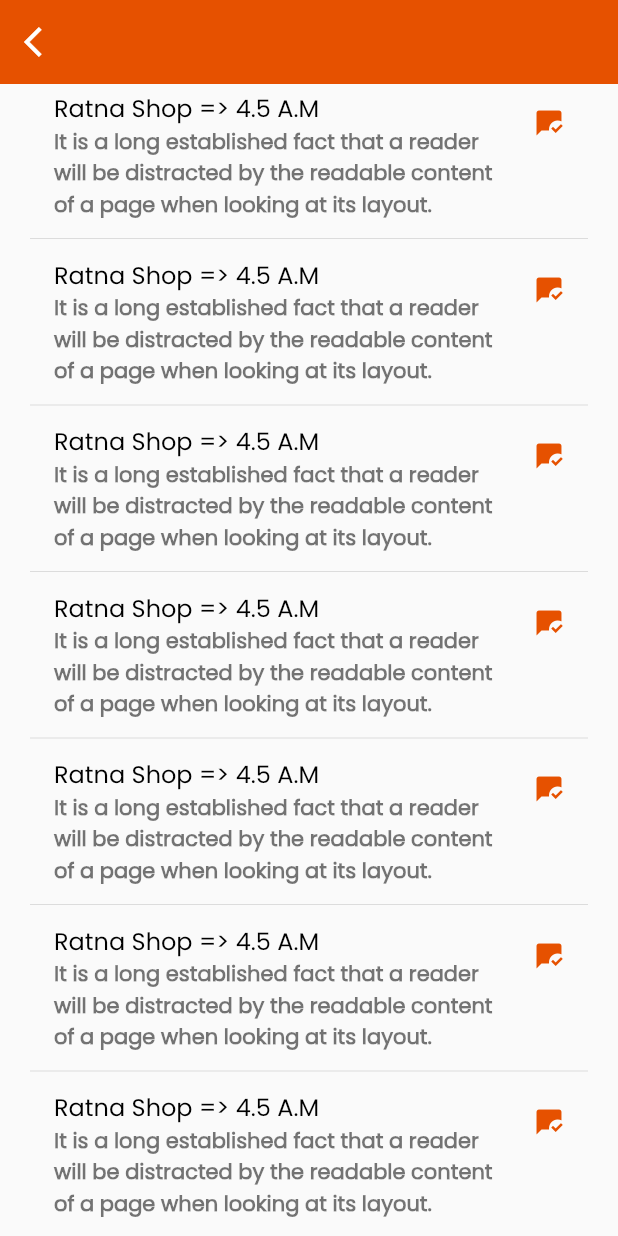
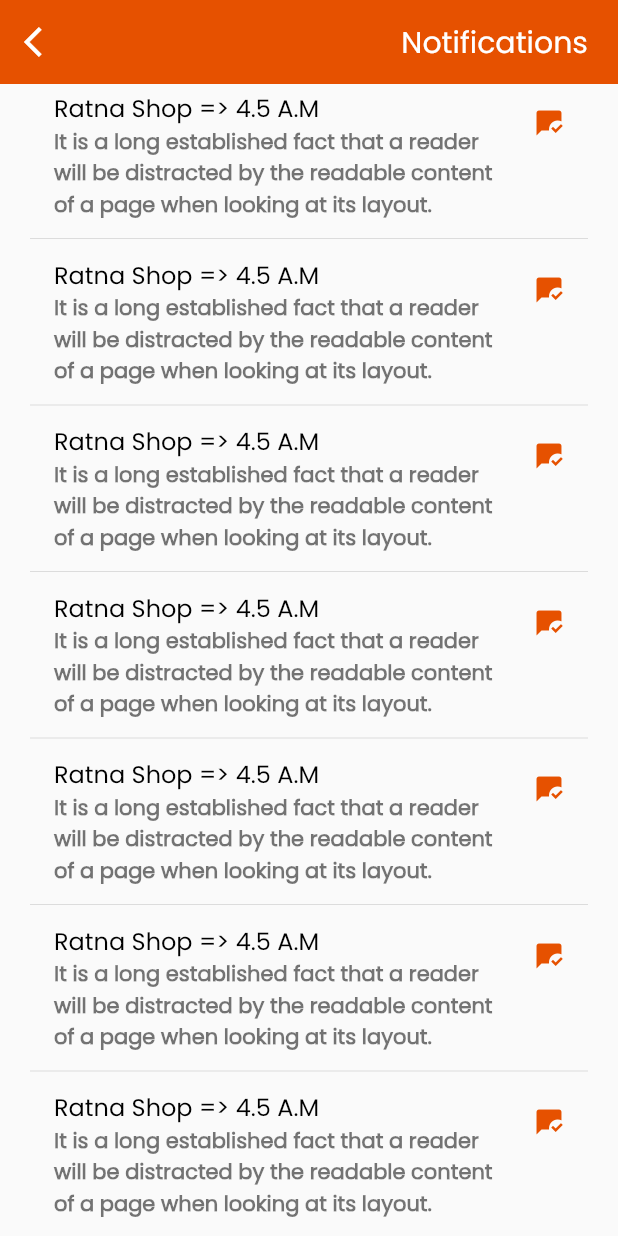
Before and after one commit to tamzid958/kenakata, a Flutter app: the screen it shows after launch, after a tap on the "notifications" icon, on a phone screen of 412 x 824 dp. Run offline on Flutter 3.47's test engine with Material 2 defaults, Android fonts, the phone set to English and light mode, and no system bars; our stand-ins replace flutter_svg, lottie.

Commit message:
notification properly added

```diff
--- a/lib/screens/home/components/search_location.dart
+++ b/lib/screens/home/components/search_location.dart
@@ -19,6 +19,7 @@ class _LocationPickerWidgetState extends State<LocationPickerWidget> {
         crossAxisAlignment: CrossAxisAlignment.start,
         children: <Widget>[
           TextFormField(
+            autofocus: false,
             decoration: const InputDecoration(
               contentPadding: EdgeInsets.fromLTRB(20.0, 10.0, 20.0, 10.0),
               border: OutlineInputBorder(),
--- a/lib/screens/notifications/notifications.dart
+++ b/lib/screens/notifications/notifications.dart
@@ -1,4 +1,5 @@
 import 'package:flutter/material.dart';
+import 'package:kenakata/constants.dart';
 import 'package:kenakata/screens/notifications/body.dart';
 
 class NotificationScreen extends StatelessWidget {
@@ -21,5 +22,16 @@ AppBar buildAppBar(BuildContext context) {
       color: Colors.white,
       onPressed: () => Navigator.pop(context),
     ),
+    actions: <Widget>[
+      Padding(
+        padding: const EdgeInsets.symmetric(
+            horizontal: KdefaultPaddin, vertical: KdefaultPaddin / 1.5),
+        child: Text("Notifications",
+            style: Theme.of(context)
+                .textTheme
+                .headline6
+                .copyWith(color: Colors.white)),
+      )
+    ],
   );
 }
```
